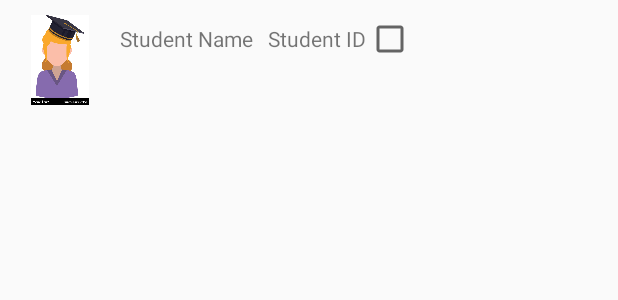
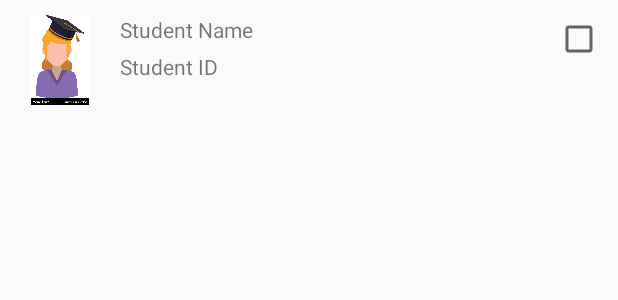
Before and after one commit to ortal124/StudentsApp, an Android app built with Jetpack Compose: the layout student_item.xml on its own in the app's theme, with its tools: preview values and no code run, on a phone screen of 412 x 824 dp. Shown: the top 300 px of the screen. Run offline under Robolectric (Android 15) with nearby library versions, the phone set to English and light mode, and no system bars.

```diff
--- a/app/src/main/res/layout/student_item.xml
+++ b/app/src/main/res/layout/student_item.xml
@@ -12,19 +12,26 @@
         android:contentDescription="@string/student_image"
         android:src="@drawable/student_image" />
 
+    <LinearLayout
+        android:layout_width="0dp"
+        android:layout_height="wrap_content"
+        android:orientation="vertical"
+        android:layout_weight="1"
+        android:layout_marginStart="10dp">
+
         <TextView
             android:id="@+id/student_name"
             android:layout_width="wrap_content"
             android:layout_height="wrap_content"
-        android:text="@string/student_name"
-        android:layout_marginStart="10dp" />
+            android:text="@string/student_name" />
 
         <TextView
             android:id="@+id/student_id"
             android:layout_width="wrap_content"
             android:layout_height="wrap_content"
             android:text="@string/student_id"
-        android:layout_marginStart="10dp" />
+            android:layout_marginTop="5dp" />
+    </LinearLayout>
 
     <CheckBox
         android:id="@+id/check_status"
```
Lines whose indentation alone changed are shown as unchanged.
